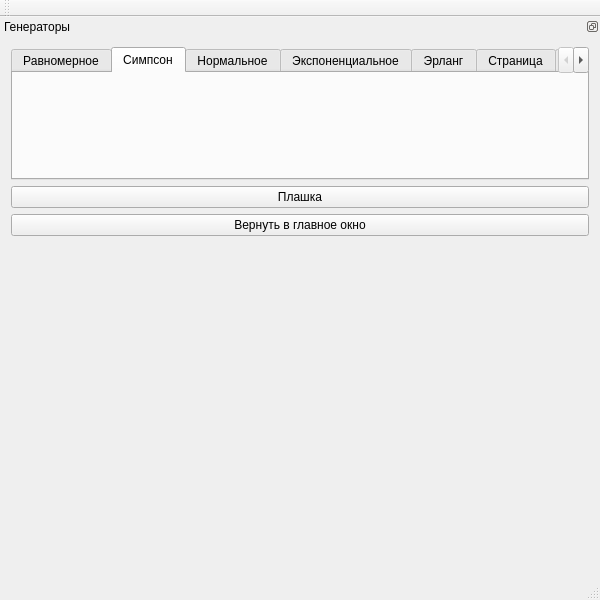
Qt form MIS_Kryuchkov.ui (bagofpockets/MIS_Kryuchkov) before a commit.
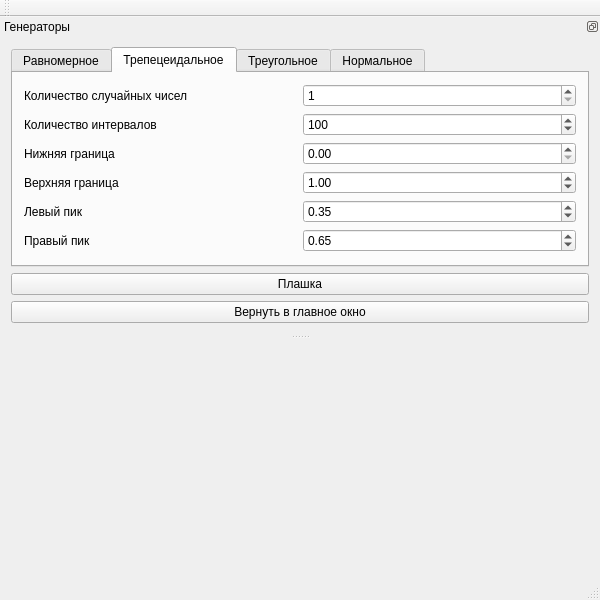
The same form after that commit. The open tabs and pages were chosen to show the change. Icons and pictures are not drawn. Custom widgets are drawn as their Qt base class.

The edit to the form file:
```diff
--- a/MIS_Kryuchkov.ui
+++ b/MIS_Kryuchkov.ui
@@ -78,7 +78,7 @@
   <widget class="QStatusBar" name="statusBar"/>
   <widget class="QDockWidget" name="dockWidget">
    <property name="sizePolicy">
-    <sizepolicy hsizetype="MinimumExpanding" vsizetype="Expanding">
+    <sizepolicy hsizetype="MinimumExpanding" vsizetype="Minimum">
      <horstretch>0</horstretch>
      <verstretch>0</verstretch>
     </sizepolicy>
@@ -86,13 +86,13 @@
    <property name="minimumSize">
     <size>
      <width>600</width>
-     <height>230</height>
+     <height>293</height>
     </size>
    </property>
    <property name="maximumSize">
     <size>
      <width>524287</width>
-     <height>230</height>
+     <height>524287</height>
     </size>
    </property>
    <property name="floating">
@@ -111,6 +111,12 @@
     <number>4</number>
    </attribute>
    <widget class="QWidget" name="dockWidgetContents_2">
+    <property name="sizePolicy">
+     <sizepolicy hsizetype="Preferred" vsizetype="Preferred">
+      <horstretch>0</horstretch>
+      <verstretch>0</verstretch>
+     </sizepolicy>
+    </property>
     <layout class="QGridLayout" name="gridLayout">
      <item row="0" column="0">
       <widget class="QTabWidget" name="tabs">
@@ -126,7 +132,7 @@
        <property name="maximumSize">
         <size>
          <width>16777215</width>
-         <height>160</height>
+         <height>16777215</height>
         </size>
        </property>
        <property name="tabPosition">
@@ -208,39 +214,166 @@
        </widget>
        <widget class="QWidget" name="tab_1">
         <attribute name="title">
-         <string>Симпсон</string>
+         <string>Трепецеидальное</string>
         </attribute>
-        <layout class="QGridLayout" name="gridLayout_3"/>
+        <layout class="QGridLayout" name="gridLayout_3">
+         <item row="2" column="0">
+          <widget class="QLabel" name="label1_3">
+           <property name="text">
+            <string>Нижняя граница</string>
+           </property>
+          </widget>
+         </item>
+         <item row="1" column="1">
+          <widget class="QSpinBox" name="spinBox1_2">
+           <property name="minimum">
+            <number>1</number>
+           </property>
+           <property name="maximum">
+            <number>100000</number>
+           </property>
+           <property name="value">
+            <number>100</number>
+           </property>
+          </widget>
+         </item>
+         <item row="4" column="0">
+          <widget class="QLabel" name="label1_5">
+           <property name="text">
+            <string>Левый пик</string>
+           </property>
+          </widget>
+         </item>
+         <item row="1" column="0">
+          <widget class="QLabel" name="label1_2">
+           <property name="text">
+            <string>Количество интервалов</string>
+           </property>
+          </widget>
+         </item>
+         <item row="2" column="1">
+          <widget class="QDoubleSpinBox" name="doubleSpinBox1_1"/>
+         </item>
+         <item row="4" column="1">
+          <widget class="QDoubleSpinBox" name="doubleSpinBox1_3">
+           <property name="value">
+            <double>0.350000000000000</double>
+           </property>
+          </widget>
+         </item>
+         <item row="5" column="0">
+          <widget class="QLabel" name="label1_6">
+           <property name="text">
+            <string>Правый пик</string>
+           </property>
+          </widget>
+         </item>
+         <item row="3" column="0">
+          <widget class="QLabel" name="label1_4">
+           <property name="text">
+            <string>Верхняя граница</string>
+           </property>
+          </widget>
+         </item>
+         <item row="0" column="0">
+          <widget class="QLabel" name="label1_1">
+           <property name="text">
+            <string>Количество случайных чисел</string>
+           </property>
+          </widget>
+         </item>
+         <item row="0" column="1">
+          <widget class="QSpinBox" name="spinBox1_1">
+           <property name="minimum">
+            <number>1</number>
+           </property>
+           <property name="maximum">
+            <number>100000</number>
+           </property>
+          </widget>
+         </item>
+         <item row="5" column="1">
+          <widget class="QDoubleSpinBox" name="doubleSpinBox1_4">
+           <property name="value">
+            <double>0.650000000000000</double>
+           </property>
+          </widget>
+         </item>
+         <item row="3" column="1">
+          <widget class="QDoubleSpinBox" name="doubleSpinBox1_2">
+           <property name="value">
+            <double>1.000000000000000</double>
+           </property>
+          </widget>
+         </item>
+        </layout>
        </widget>
        <widget class="QWidget" name="tab_2">
         <attribute name="title">
-         <string>Нормальное</string>
+         <string>Треугольное</string>
         </attribute>
         <layout class="QGridLayout" name="gridLayout_5"/>
        </widget>
        <widget class="QWidget" name="tab_3">
         <attribute name="title">
-         <string>Экспоненциальное</string>
+         <string>Нормальное</string>
         </attribute>
-        <layout class="QGridLayout" name="gridLayout_6"/>
-       </widget>
-       <widget class="QWidget" name="tab_4">
-        <attribute name="title">
-         <string>Эрланг</string>
-        </attribute>
-        <layout class="QGridLayout" name="gridLayout_7"/>
-       </widget>
-       <widget class="QWidget" name="tab_5">
-        <attribute name="title">
-         <string>Страница</string>
-        </attribute>
-        <layout class="QGridLayout" name="gridLayout_8"/>
-       </widget>
-       <widget class="QWidget" name="tab_6">
-        <attribute name="title">
-         <string>Страница</string>
-        </attribute>
-        <layout class="QGridLayout" name="gridLayout_9"/>
+        <layout class="QGridLayout" name="gridLayout_9">
+         <item row="0" column="0">
+          <widget class="QLabel" name="label3_1">
+           <property name="text">
+            <string>Количество случайных чисел</string>
+           </property>
+          </widget>
+         </item>
+         <item row="0" column="1">
+          <widget class="QSpinBox" name="spinBox3_1">
+           <property name="minimum">
+            <number>1</number>
+           </property>
+           <property name="maximum">
+            <number>100000</number>
+           </property>
+          </widget>
+         </item>
+         <item row="1" column="0">
+          <widget class="QLabel" name="label3_2">
+           <property name="text">
+            <string>Количество интервалов</string>
+           </property>
+          </widget>
+         </item>
+         <item row="1" column="1">
+          <widget class="QSpinBox" name="spinBox3_2">
+           <property name="minimum">
+            <number>1</number>
+           </property>
+           <property name="maximum">
+            <number>100000</number>
+           </property>
+           <property name="value">
+            <number>100</number>
+           </property>
+          </widget>
+         </item>
+         <item row="2" column="0">
+          <widget class="QRadioButton" name="radioButton3_1">
+           <property name="text">
+            <string>Методичка</string>
+           </property>
+           <property name="checked">
+            <bool>true</bool>
+           </property>
+          </widget>
+         </item>
+         <item row="3" column="0">
+          <widget class="QRadioButton" name="radioButton3_2">
+           <property name="text">
+            <string>Метод простых конгруэнций</string>
+           </property>
+          </widget>
+         </item>
+        </layout>
        </widget>
       </widget>
      </item>
@@ -249,6 +382,12 @@
        <property name="enabled">
         <bool>true</bool>
        </property>
+       <property name="sizePolicy">
+        <sizepolicy hsizetype="Minimum" vsizetype="Fixed">
+         <horstretch>0</horstretch>
+         <verstretch>0</verstretch>
+        </sizepolicy>
+       </property>
        <property name="maximumSize">
         <size>
          <width>16777215</width>
@@ -283,6 +422,12 @@
      </item>
      <item row="2" column="0">
       <widget class="QPushButton" name="returnDock">
+       <property name="sizePolicy">
+        <sizepolicy hsizetype="Minimum" vsizetype="Fixed">
+         <horstretch>0</horstretch>
+         <verstretch>0</verstretch>
+        </sizepolicy>
+       </property>
        <property name="text">
         <string>Вернуть в главное окно</string>
        </property>
```
Left out of the diff: 85 changed lines with no effect on the pictures.
